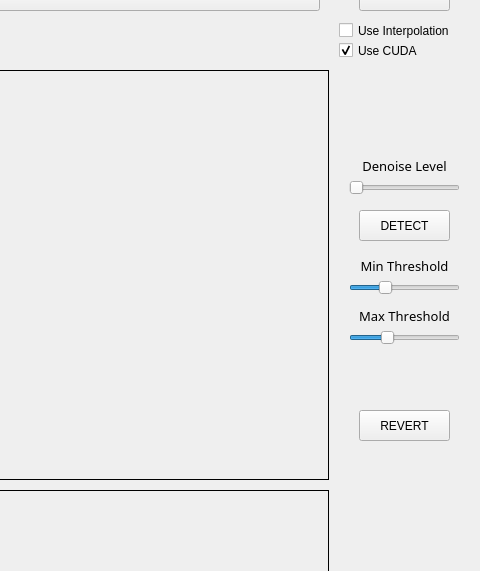
This is AtomSeg_V1.ui in gemengshu/AtomSegGUI as Qt 5 draws it before an edit; both pictures show x 521 to 1001 and y 90 to 661 of the 1001 by 1077 pixel window. The edited form follows.
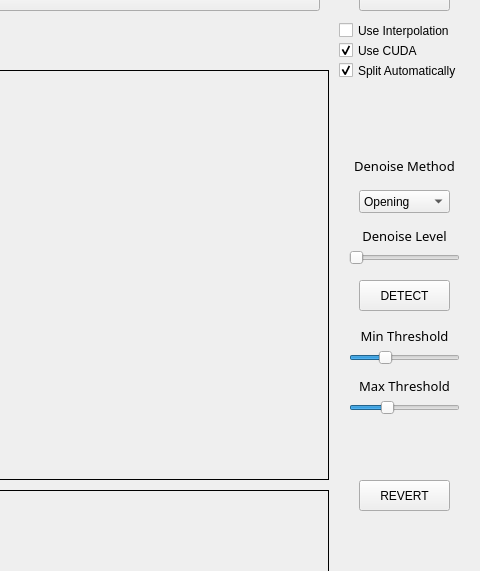
This is the edited form.

Diff of the .ui file:
```diff
--- a/AtomSeg_V1.ui
+++ b/AtomSeg_V1.ui
@@ -163,7 +163,7 @@
     <property name="geometry">
      <rect>
       <x>870</x>
-      <y>340</y>
+      <y>410</y>
       <width>111</width>
       <height>31</height>
      </rect>
@@ -191,7 +191,7 @@
     <property name="geometry">
      <rect>
       <x>870</x>
-      <y>370</y>
+      <y>440</y>
       <width>111</width>
       <height>16</height>
      </rect>
@@ -215,7 +215,7 @@
     <property name="geometry">
      <rect>
       <x>870</x>
-      <y>420</y>
+      <y>490</y>
       <width>111</width>
       <height>16</height>
      </rect>
@@ -242,7 +242,7 @@
     <property name="geometry">
      <rect>
       <x>870</x>
-      <y>390</y>
+      <y>460</y>
       <width>111</width>
       <height>31</height>
      </rect>
@@ -286,7 +286,7 @@
     <property name="geometry">
      <rect>
       <x>870</x>
-      <y>270</y>
+      <y>340</y>
       <width>111</width>
       <height>16</height>
      </rect>
@@ -394,7 +394,7 @@
     <property name="geometry">
      <rect>
       <x>870</x>
-      <y>240</y>
+      <y>310</y>
       <width>111</width>
       <height>31</height>
      </rect>
@@ -422,7 +422,7 @@
     <property name="geometry">
      <rect>
       <x>880</x>
-      <y>300</y>
+      <y>370</y>
       <width>91</width>
       <height>31</height>
      </rect>
@@ -435,7 +435,7 @@
     <property name="geometry">
      <rect>
       <x>880</x>
-      <y>500</y>
+      <y>570</y>
       <width>91</width>
       <height>31</height>
      </rect>
@@ -444,6 +444,70 @@
      <string>REVERT</string>
     </property>
    </widget>
+   <widget class="QCheckBox" name="split">
+    <property name="geometry">
+     <rect>
+      <x>860</x>
+      <y>150</y>
+      <width>131</width>
+      <height>21</height>
+     </rect>
+    </property>
+    <property name="text">
+     <string>Split Automatically</string>
+    </property>
+    <property name="checked">
+     <bool>true</bool>
+    </property>
+   </widget>
+   <widget class="QComboBox" name="denoise_method">
+    <property name="geometry">
+     <rect>
+      <x>880</x>
+      <y>280</y>
+      <width>91</width>
+      <height>23</height>
+     </rect>
+    </property>
+    <item>
+     <property name="text">
+      <string>Opening</string>
+     </property>
+    </item>
+    <item>
+     <property name="text">
+      <string>Erosion</string>
+     </property>
+    </item>
+   </widget>
+   <widget class="QLabel" name="label_4">
+    <property name="geometry">
+     <rect>
+      <x>870</x>
+      <y>240</y>
+      <width>111</width>
+      <height>31</height>
+     </rect>
+    </property>
+    <property name="font">
+     <font>
+      <family>Sans Serif</family>
+      <pointsize>10</pointsize>
+      <weight>50</weight>
+      <bold>false</bold>
+      <kerning>false</kerning>
+     </font>
+    </property>
+    <property name="frameShape">
+     <enum>QFrame::NoFrame</enum>
+    </property>
+    <property name="text">
+     <string>Denoise Method</string>
+    </property>
+    <property name="alignment">
+     <set>Qt::AlignCenter</set>
+    </property>
+   </widget>
    <zorder>imagePath</zorder>
    <zorder>open</zorder>
    <zorder>load</zorder>
```
Left out of the diff: 12 changed lines with no effect on the pictures.
